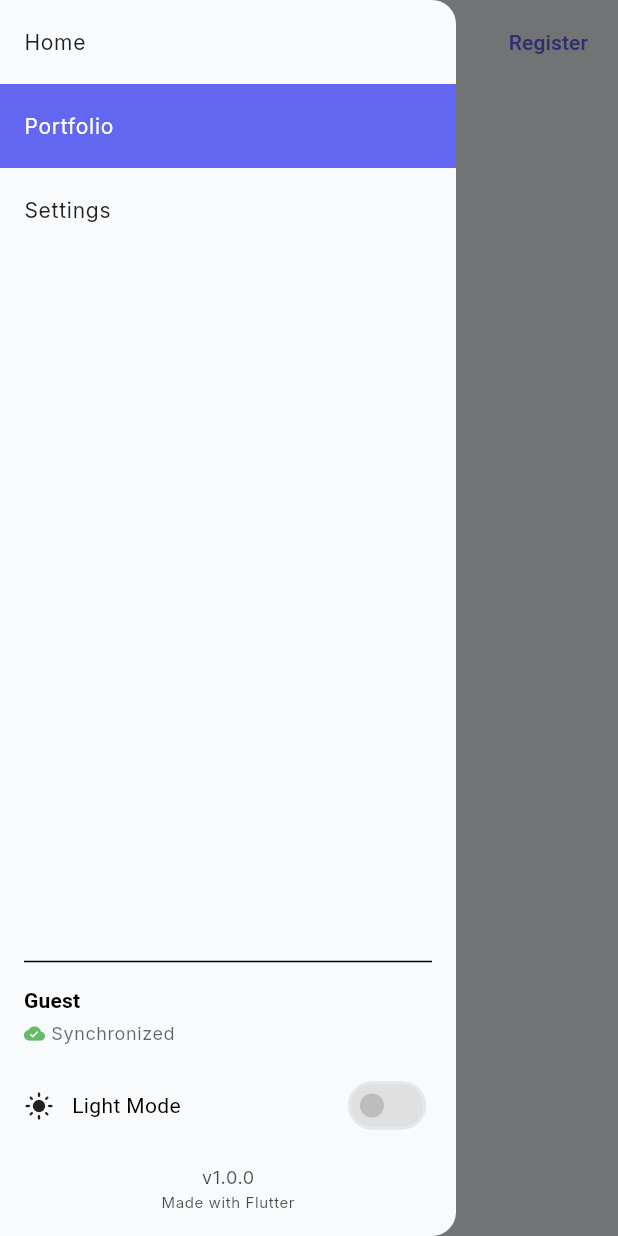
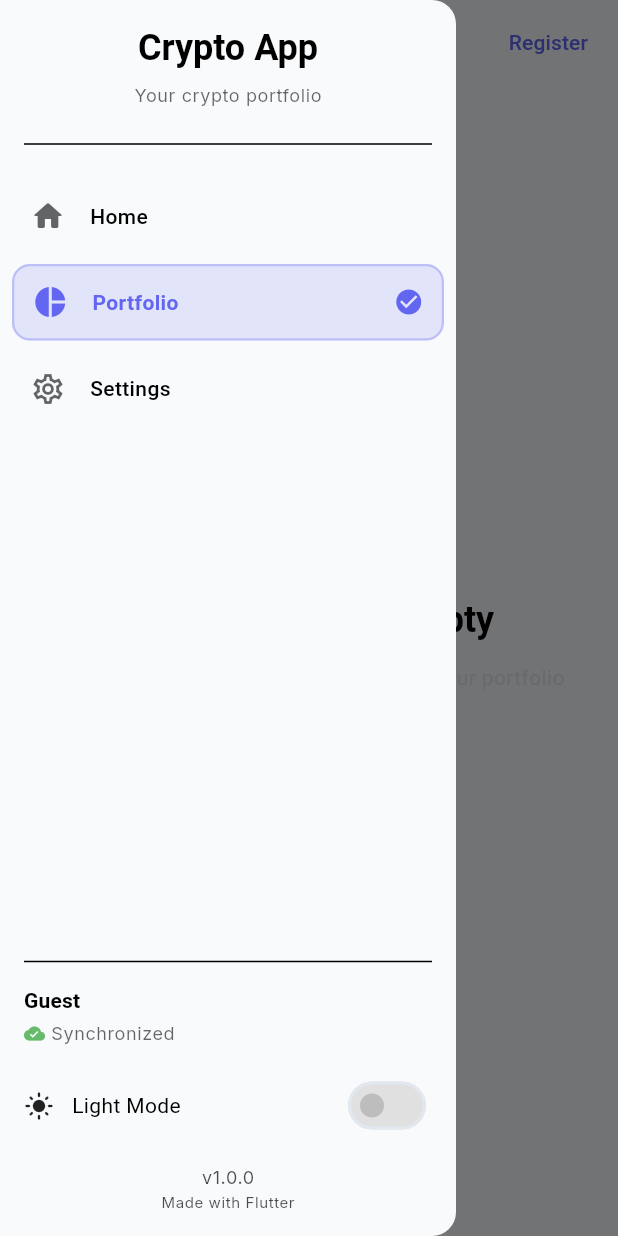
Before and after one commit to teasec4/flutter_crypto_desctop, a Flutter app: the PortfolioPage screen opened by its route, with the side drawer open, on a phone screen of 412 x 824 dp. Run offline on Flutter 3.47's test engine with Material 3 defaults, Android fonts, the phone set to English and light mode, and no system bars; our stand-ins replace bloc, fl_chart, flutter_bloc, flutter_dotenv, get_it, go_router and 4 more; accounts and stored records are empty; generated files the repository leaves out were written again.

Commit message:
drawer des fix, portfolio refresh add a loadre

```diff
--- a/lib/main.dart
+++ b/lib/main.dart
@@ -284,28 +284,62 @@
       child: SafeArea(
         child: Column(
           children: [
+            Padding(
+              padding: const EdgeInsets.all(16),
+              child: Column(
+                children: [
+                  Text(
+                    'Crypto App',
+                    style: Theme.of(context).textTheme.headlineSmall?.copyWith(
+                      fontWeight: FontWeight.bold,
+                    ),
+                  ),
+                  const SizedBox(height: 8),
+                  Text(
+                    'Your crypto portfolio',
+                    style: Theme.of(context).textTheme.bodySmall?.copyWith(
+                      color: Theme.of(context).colorScheme.onSurface.withValues(alpha: 0.6),
+                    ),
+                  ),
+                  const SizedBox(height: 16),
+                  const Divider(),
+                ],
+              ),
+            ),
             Expanded(
               child: ListView(
+                padding: const EdgeInsets.symmetric(horizontal: 8),
                 children: [
-                  ListTile(
-                    title: const Text("Home"),
-                    selected: selectedIndex == 0,
+                  _buildNavItem(
+                    context,
+                    title: 'Home',
+                    icon: Icons.home_rounded,
+                    selectedIcon: Icons.home,
+                    isSelected: selectedIndex == 0,
                     onTap: () {
                       context.go(AppConstants.homeRoute);
                       Navigator.of(context).pop();
                     },
                   ),
-                  ListTile(
-                    title: const Text("Portfolio"),
-                    selected: selectedIndex == 1,
+                  const SizedBox(height: 8),
+                  _buildNavItem(
+                    context,
+                    title: 'Portfolio',
+                    icon: Icons.pie_chart_outline,
+                    selectedIcon: Icons.pie_chart,
+                    isSelected: selectedIndex == 1,
                     onTap: () {
                       context.go(AppConstants.portfolioRoute);
                       Navigator.of(context).pop();
                     },
                   ),
-                  ListTile(
-                    title: const Text("Settings"),
-                    selected: selectedIndex == 2,
+                  const SizedBox(height: 8),
+                  _buildNavItem(
+                    context,
+                    title: 'Settings',
+                    icon: Icons.settings_outlined,
+                    selectedIcon: Icons.settings,
+                    isSelected: selectedIndex == 2,
                     onTap: () {
                       context.go(AppConstants.settingsRoute);
                       Navigator.of(context).pop();
@@ -427,6 +461,68 @@
     );
   }
 
+  Widget _buildNavItem(
+    BuildContext context, {
+    required String title,
+    required IconData icon,
+    required IconData selectedIcon,
+    required bool isSelected,
+    required VoidCallback onTap,
+  }) {
+    final colorScheme = Theme.of(context).colorScheme;
+
+    return Material(
+      color: Colors.transparent,
+      child: InkWell(
+        onTap: onTap,
+        borderRadius: BorderRadius.circular(12),
+        child: Container(
+          padding: const EdgeInsets.symmetric(horizontal: 12, vertical: 12),
+          decoration: BoxDecoration(
+            borderRadius: BorderRadius.circular(12),
+            color: isSelected
+                ? colorScheme.primary.withValues(alpha: 0.15)
+                : Colors.transparent,
+            border: isSelected
+                ? Border.all(
+                    color: colorScheme.primary.withValues(alpha: 0.3),
+                    width: 1.5,
+                  )
+                : null,
+          ),
+          child: Row(
+            children: [
+              Icon(
+                isSelected ? selectedIcon : icon,
+                color: isSelected
+                    ? colorScheme.primary
+                    : colorScheme.onSurface.withValues(alpha: 0.6),
+              ),
+              const SizedBox(width: 16),
+              Expanded(
+                child: Text(
+                  title,
+                  style: Theme.of(context).textTheme.bodyMedium?.copyWith(
+                    fontWeight: isSelected ? FontWeight.w600 : FontWeight.w500,
+                    color: isSelected
+                        ? colorScheme.primary
+                        : colorScheme.onSurface,
+                  ),
+                ),
+              ),
+              if (isSelected)
+                Icon(
+                  Icons.check_circle,
+                  size: 20,
+                  color: colorScheme.primary,
+                ),
+            ],
+          ),
+        ),
+      ),
+    );
+  }
+
   List<NavigationRailDestination> get _destinations => const [
     NavigationRailDestination(
       icon: Icon(Icons.home_outlined),
--- a/lib/presentation/pages/portfolio_cubit.dart
+++ b/lib/presentation/pages/portfolio_cubit.dart
@@ -109,7 +109,10 @@
     try {
       // Only show loading if explicitly requested
       if (showLoading) {
-        emit(PortfolioLoading());
+        final previousItems = (state is PortfolioLoaded)
+            ? (state as PortfolioLoaded).items
+            : <PortfolioItem>[];
+        emit(PortfolioLoading(previousItems));
       }
 
       // Use fresh fetch if explicitly requested (manual refresh)
--- a/lib/presentation/pages/portfolio_page.dart
+++ b/lib/presentation/pages/portfolio_page.dart
@@ -30,18 +30,41 @@
       },
       child: BlocBuilder<PortfolioCubit, PortfolioState>(
         builder: (context, state) {
+          // Get items and loading state
+          List<PortfolioItem> items = [];
+          bool isLoading = false;
+
           if (state is PortfolioLoading) {
-            return const Center(child: CircularProgressIndicator());
+            items = state.items;
+            isLoading = true;
           } else if (state is PortfolioLoaded) {
-            // Handle empty portfolio safely
-            if (state.items.isEmpty) {
+            items = state.items;
+            isLoading = false;
+          } else if (state is PortfolioError) {
+            return Center(
+              child: Column(
+                mainAxisAlignment: MainAxisAlignment.center,
+                children: [
+                  Text('Error: ${state.message}'),
+                  const SizedBox(height: 16),
+                  ElevatedButton(
+                    onPressed: () =>
+                        context.read<PortfolioCubit>().refreshPortfolio(),
+                    child: const Text('Retry'),
+                  ),
+                ],
+              ),
+            );
+          }
+
+          // Show empty portfolio if no items
+          if (items.isEmpty) {
             return _buildEmptyPortfolio(context);
           }
 
           // Calculate total portfolio value
           double totalValue = 0;
-            for (var item in state.items) {
-              // Validate item data
+          for (var item in items) {
             if (item.totalValue.isNaN || item.totalValue.isInfinite) {
               continue;
             }
@@ -53,7 +76,9 @@
             totalValue = 0;
           }
 
-            return RefreshIndicator(
+          return Stack(
+            children: [
+              RefreshIndicator(
                 onRefresh: () =>
                     context.read<PortfolioCubit>().refreshPortfolio(),
                 child: Column(
@@ -128,7 +153,7 @@
                                   borderRadius: BorderRadius.circular(10),
                                 ),
                                 child: Text(
-                                '${state.items.length} assets',
+                                  '${items.length} assets',
                                   style: Theme.of(context).textTheme.labelSmall
                                       ?.copyWith(
                                         color: Theme.of(
@@ -151,14 +176,12 @@
                           horizontal: 16,
                           vertical: 8,
                         ),
-                      itemCount: state.items.length,
+                        itemCount: items.length,
                         itemBuilder: (context, index) {
-                        // Safely access items with bounds checking
-                        if (index >= state.items.length) {
+                          if (index >= items.length) {
                             return const SizedBox();
                           }
-                        final item = state.items[index];
-                        // Validate item before building
+                          final item = items[index];
                           if (_isValidPortfolioItem(item)) {
                             return _buildPortfolioTile(context, item, totalValue);
                           }
@@ -168,24 +191,19 @@
                     ),
                   ],
                 ),
-            );
-          } else if (state is PortfolioError) {
-            return Center(
-              child: Column(
-                mainAxisAlignment: MainAxisAlignment.center,
-                children: [
-                  Text('Error: ${state.message}'),
-                  const SizedBox(height: 16),
-                  ElevatedButton(
-                    onPressed: () =>
-                        context.read<PortfolioCubit>().refreshPortfolio(),
-                    child: const Text('Retry'),
+              ),
+              // Loading overlay
+              if (isLoading)
+                Positioned.fill(
+                  child: Container(
+                    color: Colors.black.withValues(alpha: 0.1),
+                    child: const Center(
+                      child: CircularProgressIndicator(),
+                    ),
+                  ),
                 ),
             ],
-              ),
           );
-          }
-          return const SizedBox();
         },
       ),
     );
--- a/lib/presentation/pages/portfolio_state.dart
+++ b/lib/presentation/pages/portfolio_state.dart
@@ -8,7 +8,11 @@
 final class PortfolioInitial extends PortfolioState {}
 
 /// Loading state while fetching portfolio data
-final class PortfolioLoading extends PortfolioState {}
+final class PortfolioLoading extends PortfolioState {
+  final List<PortfolioItem> items;
+
+  PortfolioLoading(this.items);
+}
 
 /// State when portfolio items have been successfully loaded
 final class PortfolioLoaded extends PortfolioState {
```
Lines whose indentation alone changed are shown as unchanged.
